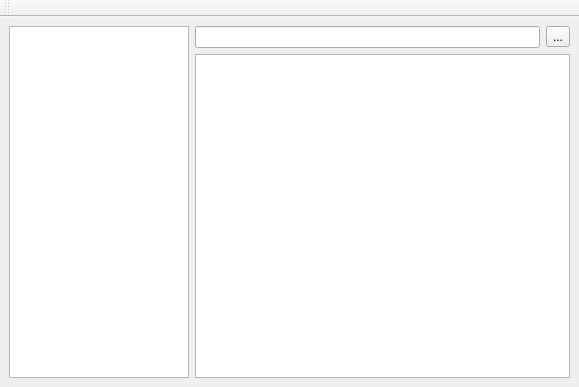
Before: the Qt Designer form src/ui/templateeditorwindow.ui in LambolAlee/PasTk-Cpp, drawn with Qt 5.
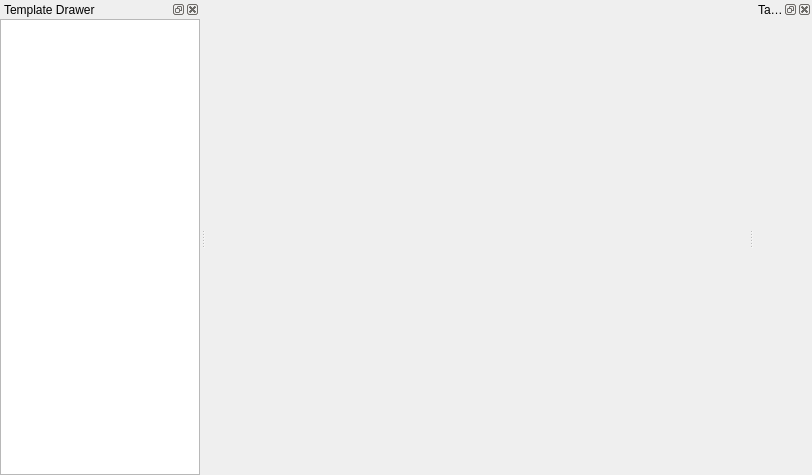
After: the same form once the commit is applied.

Commit message: build the template editor window

Diff of the .ui file:
```diff
--- a/src/ui/templateeditorwindow.ui
+++ b/src/ui/templateeditorwindow.ui
@@ -6,60 +6,92 @@
    <rect>
     <x>0</x>
     <y>0</y>
-    <width>579</width>
-    <height>387</height>
+    <width>812</width>
+    <height>475</height>
    </rect>
   </property>
   <property name="windowTitle">
    <string>MainWindow</string>
   </property>
   <widget class="QWidget" name="centralwidget">
-   <layout class="QGridLayout" name="gridLayout">
-    <item row="0" column="0" rowspan="2">
-     <widget class="QListView" name="templateList">
-      <property name="sizePolicy">
-       <sizepolicy hsizetype="Minimum" vsizetype="Expanding">
-        <horstretch>0</horstretch>
-        <verstretch>0</verstretch>
-       </sizepolicy>
-      </property>
-      <property name="maximumSize">
-       <size>
-        <width>180</width>
-        <height>16777215</height>
-       </size>
-      </property>
-     </widget>
-    </item>
-    <item row="0" column="1">
-     <layout class="QHBoxLayout" name="horizontalLayout">
-      <item>
-       <widget class="QLineEdit" name="lineEdit"/>
-      </item>
-      <item>
-       <widget class="QToolButton" name="favorButton">
-        <property name="text">
-         <string>...</string>
-        </property>
-       </widget>
-      </item>
-     </layout>
-    </item>
-    <item row="1" column="1">
-     <widget class="QTextEdit" name="templateEdit"/>
+   <layout class="QHBoxLayout" name="horizontalLayout_2">
+    <property name="spacing">
+     <number>0</number>
+    </property>
+    <property name="leftMargin">
+     <number>0</number>
+    </property>
+    <property name="topMargin">
+     <number>0</number>
+    </property>
+    <property name="rightMargin">
+     <number>0</number>
+    </property>
+    <property name="bottomMargin">
+     <number>0</number>
+    </property>
+    <item>
+     <widget class="QWidget" name="editPanel" native="true"/>
     </item>
    </layout>
   </widget>
-  <widget class="QToolBar" name="toolBar">
+  <widget class="QDockWidget" name="tagDrawer">
    <property name="windowTitle">
-    <string>toolBar</string>
+    <string>Tag Drawer</string>
    </property>
-   <attribute name="toolBarArea">
-    <enum>TopToolBarArea</enum>
+   <attribute name="dockWidgetArea">
+    <number>2</number>
    </attribute>
-   <attribute name="toolBarBreak">
-    <bool>false</bool>
+   <widget class="QWidget" name="dockWidgetContents_2"/>
+  </widget>
+  <widget class="QDockWidget" name="templateDrawer">
+   <property name="maximumSize">
+    <size>
+     <width>200</width>
+     <height>524287</height>
+    </size>
+   </property>
+   <property name="windowTitle">
+    <string>Template Drawer</string>
+   </property>
+   <attribute name="dockWidgetArea">
+    <number>1</number>
    </attribute>
+   <widget class="QWidget" name="dockWidgetContents_3">
+    <layout class="QVBoxLayout" name="verticalLayout_2">
+     <property name="spacing">
+      <number>0</number>
+     </property>
+     <property name="leftMargin">
+      <number>0</number>
+     </property>
+     <property name="topMargin">
+      <number>0</number>
+     </property>
+     <property name="rightMargin">
+      <number>0</number>
+     </property>
+     <property name="bottomMargin">
+      <number>0</number>
+     </property>
+     <item>
+      <widget class="QListWidget" name="templateList">
+       <property name="sizePolicy">
+        <sizepolicy hsizetype="Preferred" vsizetype="Expanding">
+         <horstretch>0</horstretch>
+         <verstretch>0</verstretch>
+        </sizepolicy>
+       </property>
+       <property name="minimumSize">
+        <size>
+         <width>81</width>
+         <height>92</height>
+        </size>
+       </property>
+      </widget>
+     </item>
+    </layout>
+   </widget>
   </widget>
  </widget>
  <resources/>
```
The commit also changes 36 other files.
